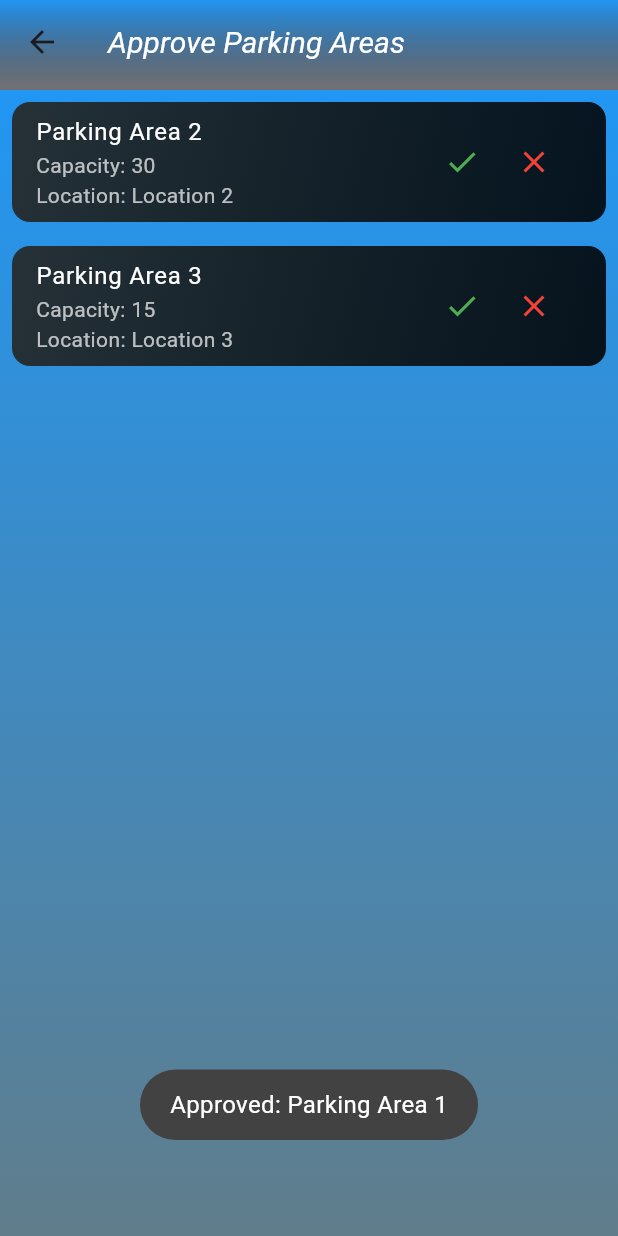
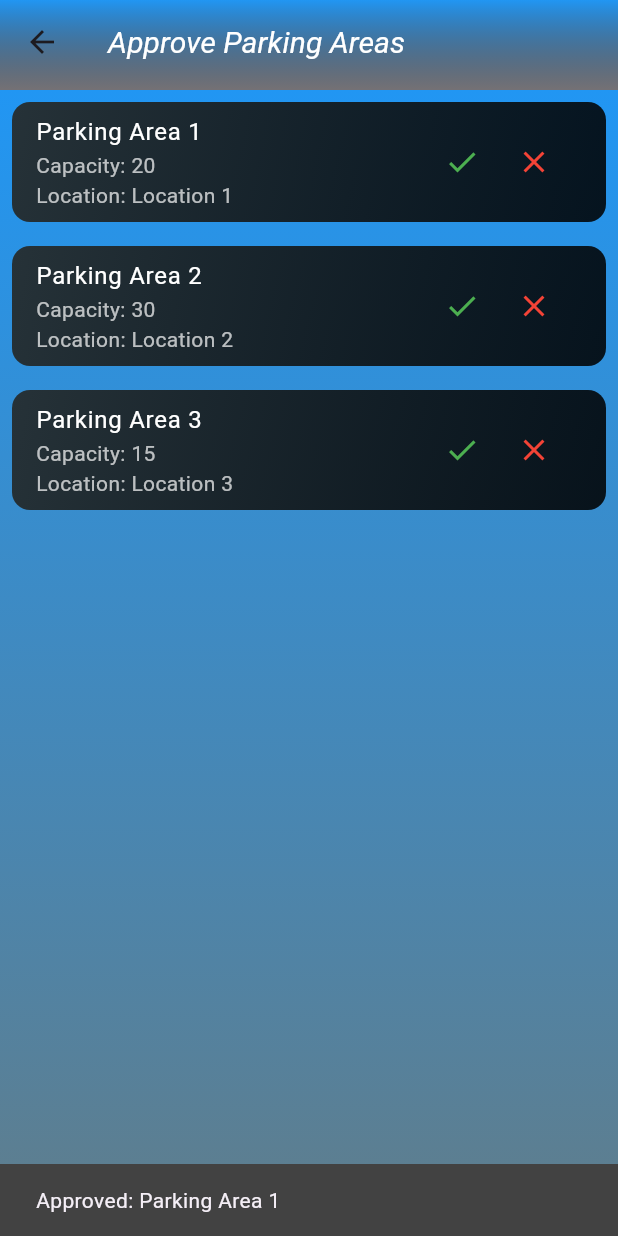
Before and after one commit to Muhammad-Anfaal/Smart_Parking_System, a Flutter app: the ApproveArea screen opened by its route, after a tap on the "check" icon, on a phone screen of 412 x 824 dp. Run offline on Flutter 3.47's test engine with Material 3 defaults, Android fonts, the phone set to English and light mode, and no system bars; our stand-ins replace animated_splash_screen, form_field_validator, google_fonts, image_picker, rflutter_alert, table_calendar; missing offline and left inert: mailer.

Commit message:
applied_modifications

```diff
--- a/frontend/smart_parking_system/lib/main.dart
+++ b/frontend/smart_parking_system/lib/main.dart
@@ -28,7 +28,7 @@ class MyApp extends StatelessWidget {
   Widget build(BuildContext context) {
     return MaterialApp(
       debugShowCheckedModeBanner: false,
-      initialRoute: '/home_page_admin',
+      initialRoute: '/',
       onGenerateRoute: (settings) {
         if (settings.name == '/log_in') {
           final args = settings.arguments as Map<String, String>? ?? {};
--- a/frontend/smart_parking_system/lib/screens/Admin/approve_area.dart
+++ b/frontend/smart_parking_system/lib/screens/Admin/approve_area.dart
@@ -1,5 +1,4 @@
 import 'package:flutter/material.dart';
-import 'package:fluttertoast/fluttertoast.dart';
 
 class ApproveArea extends StatefulWidget {
   const ApproveArea({Key? key}) : super(key: key);
@@ -19,7 +18,7 @@ class _ApproveAreaState extends State<ApproveArea> {
   Widget build(BuildContext context) {
     return Scaffold(
       appBar: PreferredSize(
-        preferredSize: Size.fromHeight(60), // specify the desired height of the AppBar
+        preferredSize: Size.fromHeight(60),
         child: Container(
           decoration: BoxDecoration(
             gradient: LinearGradient(
@@ -29,9 +28,12 @@ class _ApproveAreaState extends State<ApproveArea> {
             ),
           ),
           child: AppBar(
-            backgroundColor: Colors.transparent, // Making AppBar background transparent
-            elevation: 0, // Removing AppBar elevation
-            title: Text('Approve Parking Areas', style: TextStyle(fontSize: 20,color: Colors.white, fontStyle: FontStyle.italic)), // You can adjust the font size as needed
+            backgroundColor: Colors.transparent,
+            elevation: 0,
+            title: Text(
+              'Approve Parking Areas',
+              style: TextStyle(fontSize: 20, color: Colors.white, fontStyle: FontStyle.italic),
+            ),
           ),
         ),
       ),
@@ -84,14 +86,14 @@ class _ApproveAreaState extends State<ApproveArea> {
                         icon: Icon(Icons.check),
                         color: Colors.green,
                         onPressed: () {
-                          approveRequest(index);
+                          approveRequest(context, index);
                         },
                       ),
                       IconButton(
                         icon: Icon(Icons.close),
                         color: Colors.red,
                         onPressed: () {
-                          rejectRequest(index);
+                          rejectRequest(context, index);
                         },
                       ),
                     ],
@@ -105,31 +107,25 @@ class _ApproveAreaState extends State<ApproveArea> {
     );
   }
 
-  void approveRequest(int index) {
-    setState(() {
-      String name = pendingRequests[index].name;
-      pendingRequests.removeAt(index);
-      showConfirmationMessage('Approved: $name');
-    });
+  void approveRequest(BuildContext context, int index) {
+    String name = pendingRequests[index].name;
+    pendingRequests.removeAt(index);
+    showConfirmationSnackbar(context, 'Approved: $name');
   }
 
-  void rejectRequest(int index) {
-    setState(() {
-      String name = pendingRequests[index].name;
-      pendingRequests.removeAt(index);
-      showConfirmationMessage('Rejected: $name');
-    });
+  void rejectRequest(BuildContext context, int index) {
+    String name = pendingRequests[index].name;
+    pendingRequests.removeAt(index);
+    showConfirmationSnackbar(context, 'Rejected: $name');
   }
 
-  void showConfirmationMessage(String message) {
-    Fluttertoast.showToast(
-      msg: message,
-      toastLength: Toast.LENGTH_SHORT,
-      gravity: ToastGravity.BOTTOM,
-      timeInSecForIosWeb: 1,
-      backgroundColor: Colors.grey[800]!,
-      textColor: Colors.white,
-      fontSize: 16.0,
+  void showConfirmationSnackbar(BuildContext context, String message) {
+    ScaffoldMessenger.of(context).showSnackBar(
+      SnackBar(
+        content: Text(message),
+        backgroundColor: Colors.grey[800],
+        duration: Duration(seconds: 2),
+      ),
     );
   }
 }
--- a/frontend/smart_parking_system/pubspec.yaml
+++ b/frontend/smart_parking_system/pubspec.yaml
@@ -43,9 +43,6 @@ dependencies:
   image_picker: ^1.0.7
   mailer: ^6.1.0
   form_field_validator: ^1.1.0
-  provider: ^5.0.0
-  fluttertoast: ^8.0.8
-  fl_chart: ^0.66.2
   google_fonts: 6.1.0
 
 
```
Also changed, not shown: frontend/smart_parking_system/lib/screens/payment_page.dart (+114 -27 lines), frontend/smart_parking_system/lib/screens/select_time.dart (+4 -5 lines), frontend/smart_parking_system/lib/screens/subscription.dart (+5 -4 lines), frontend/smart_parking_system/pubspec.lock.
